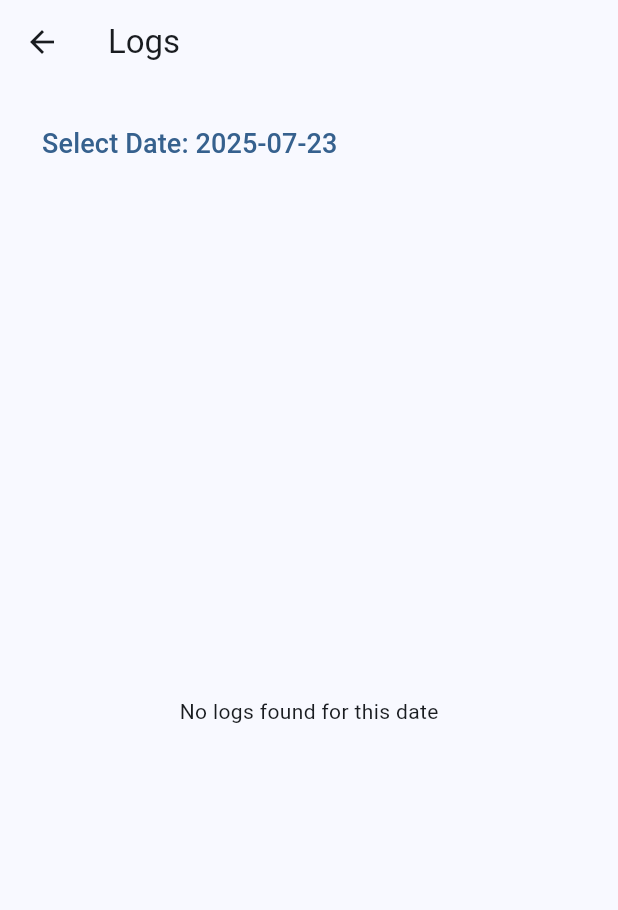
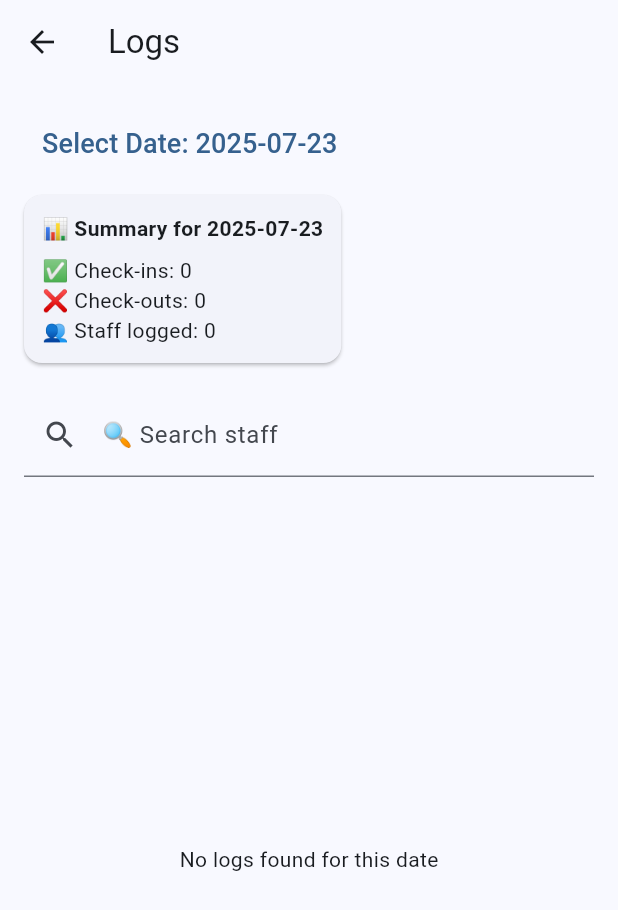
Before and after one commit to ChornChhery/QR-Staff, a Flutter app: the LogsPage screen opened directly, on a phone screen of 412 x 824 dp. Shown: the top 910 px of the screen. Run offline on Flutter 3.47's test engine with Material 3 defaults, Android fonts, the phone set to English and light mode, and no system bars; our stand-ins replace qr_flutter; missing offline and left inert: mobile_scanner.

Commit message:
Add new feature to logs page

```diff
--- a/lib/pages/logs_page.dart
+++ b/lib/pages/logs_page.dart
@@ -12,6 +12,7 @@ class LogsPage extends StatefulWidget {
 class _LogsPageState extends State<LogsPage> {
   String? _selectedDate;
   Map<String, List<Map<String, String>>> _logs = {};
+  String _searchQuery = '';
 
   @override
   void initState() {
@@ -29,7 +30,11 @@ class _LogsPageState extends State<LogsPage> {
 
   List<Map<String, String>> get _filteredLogs {
     if (_selectedDate == null) return [];
-    return _logs[_selectedDate!] ?? [];
+    final dayLogs = _logs[_selectedDate!] ?? [];
+    if (_searchQuery.isEmpty) return dayLogs;
+    return dayLogs.where((log) =>
+      log['name']!.toLowerCase().contains(_searchQuery.toLowerCase())
+    ).toList();
   }
 
   Future<void> _selectDate(BuildContext context) async {
@@ -39,11 +44,36 @@ class _LogsPageState extends State<LogsPage> {
       firstDate: DateTime(2020),
       lastDate: DateTime(2101),
     );
-    if (picked != null && picked != DateTime.now()) {
+    if (picked != null) {
       setState(() {
         _selectedDate = DateFormat('yyyy-MM-dd').format(picked);
       });
     }
+  }
+
+  Widget _buildSummary() {
+    final logs = _filteredLogs;
+    int checkIns = logs.where((log) => log['action'] == 'Check-in').length;
+    int checkOuts = logs.where((log) => log['action'] == 'Check-out').length;
+    int totalStaff = logs.map((log) => log['name']).toSet().length;
+
+    return Card(
+      margin: const EdgeInsets.only(bottom: 20),
+      child: Padding(
+        padding: const EdgeInsets.all(12),
+        child: Column(
+          crossAxisAlignment: CrossAxisAlignment.start,
+          children: [
+            Text('📊 Summary for $_selectedDate',
+              style: const TextStyle(fontWeight: FontWeight.bold)),
+            const SizedBox(height: 8),
+            Text('✅ Check-ins: $checkIns'),
+            Text('❌ Check-outs: $checkOuts'),
+            Text('👥 Staff logged: $totalStaff'),
+          ],
+        ),
+      ),
+    );
   }
 
   @override
@@ -62,6 +92,15 @@ class _LogsPageState extends State<LogsPage> {
                 style: const TextStyle(fontSize: 18),
               ),
             ),
+            const SizedBox(height: 10),
+            _buildSummary(),
+            TextField(
+              onChanged: (value) => setState(() => _searchQuery = value),
+              decoration: const InputDecoration(
+                labelText: '🔍 Search staff',
+                prefixIcon: Icon(Icons.search),
+              ),
+            ),
             const SizedBox(height: 20),
             Expanded(
               child: _filteredLogs.isEmpty
@@ -70,10 +109,15 @@ class _LogsPageState extends State<LogsPage> {
                       itemCount: _filteredLogs.length,
                       itemBuilder: (context, index) {
                         final log = _filteredLogs[index];
+                        final isCheckIn = log['action'] == 'Check-in';
+
                         return Card(
-                          margin: const EdgeInsets.symmetric(vertical: 8),
+                          margin: const EdgeInsets.symmetric(vertical: 6),
                           child: ListTile(
-                            leading: const Icon(Icons.access_time),
+                            leading: Icon(
+                              isCheckIn ? Icons.login : Icons.logout,
+                              color: isCheckIn ? Colors.green : Colors.red,
+                            ),
                             title: Text(log['name'] ?? 'Unknown'),
                             subtitle: Text('${log['action']} at ${log['time']}'),
                           ),
--- a/pubspec.yaml
+++ b/pubspec.yaml
@@ -8,6 +8,8 @@ environment:
   sdk: ^3.8.0
 
 dependencies:
+  fl_chart: ^0.60.0
+  share_plus: ^7.0.0
   flutter:
     sdk: flutter
 
```
Also changed, not shown: pubspec.lock.
